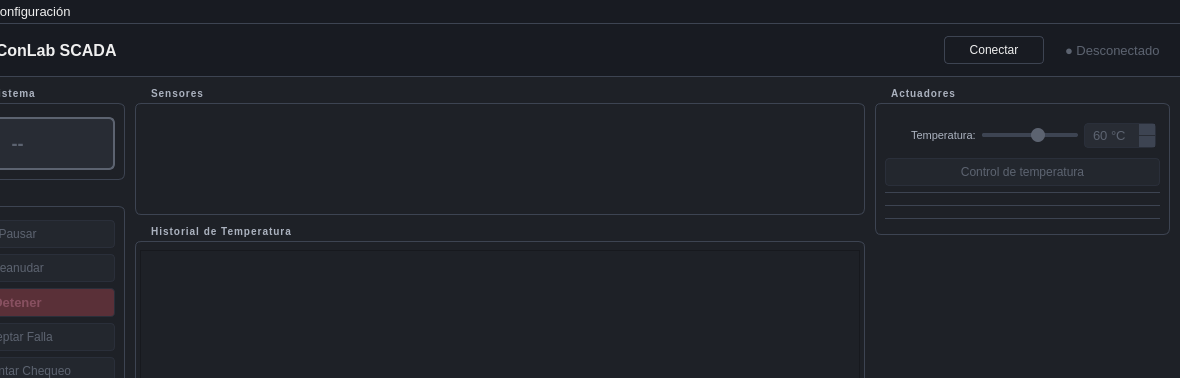
First picture: the form in assets/ui/main_window.ui, repository giulianoturpia1/PolyConLab_SCADA, before the edit; both pictures show x 100 to 1280 and y 0 to 378 of the 1280 by 800 pixel window.
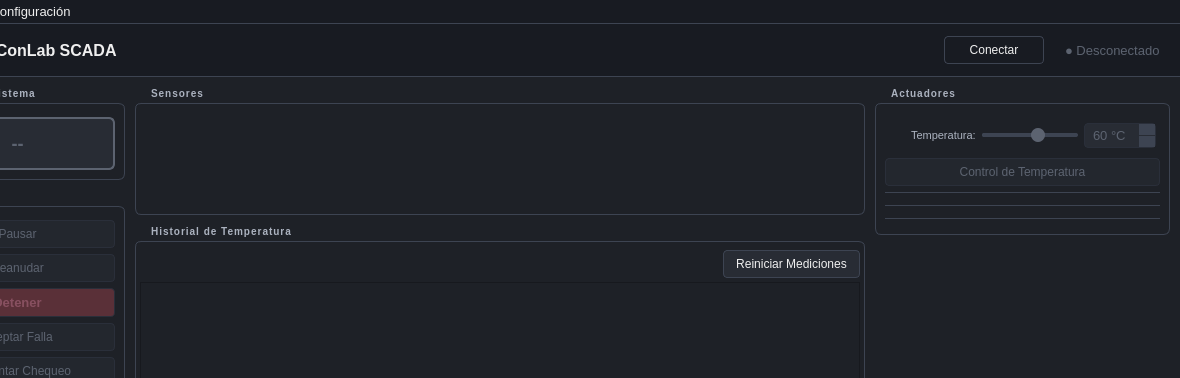
Second picture: the form after the edit. Custom widgets are drawn as their Qt base class.

Commit message: NTT | Add a reset-measurements button that asks before discarding data

Patch:
```diff
--- a/assets/ui/main_window.ui
+++ b/assets/ui/main_window.ui
@@ -390,6 +390,23 @@
              <property name="rightMargin"><number>4</number></property>
              <property name="bottomMargin"><number>4</number></property>
              <property name="spacing"><number>4</number></property>
+             <item>
+              <layout class="QHBoxLayout" name="hbox_chart_tools">
+               <item>
+                <spacer name="hsp_chart_tools">
+                 <property name="orientation"><enum>Qt::Horizontal</enum></property>
+                 <property name="sizeHint" stdset="0"><size><width>40</width><height>20</height></size></property>
+                </spacer>
+               </item>
+               <item>
+                <widget class="QPushButton" name="btn_reset_measurements">
+                 <property name="text"><string>Reiniciar Mediciones</string></property>
+                 <property name="toolTip"><string>Descarta el gráfico y las mediciones registradas y reinicia el tiempo en 0 s.
+Descargue los datos antes si los necesita.</string></property>
+                </widget>
+               </item>
+              </layout>
+             </item>
              <item>
               <widget class="QChartView" name="chart_view">
                <property name="sizePolicy">
@@ -464,7 +481,7 @@
               <widget class="QPushButton" name="btn_temp_control">
                <property name="enabled"><bool>false</bool></property>
                <property name="minimumSize"><size><width>0</width><height>28</height></size></property>
-               <property name="text"><string>Control de temperatura</string></property>
+               <property name="text"><string>Control de Temperatura</string></property>
               </widget>
              </item>
              <item>
```
The commit also changes 3 other files.
